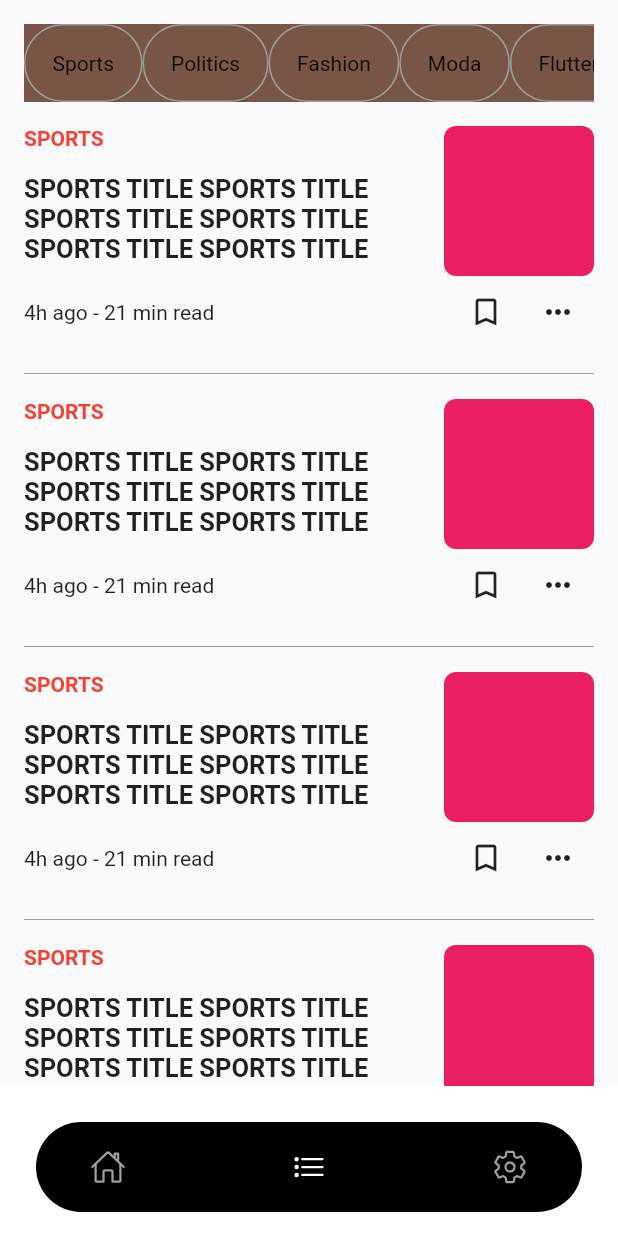
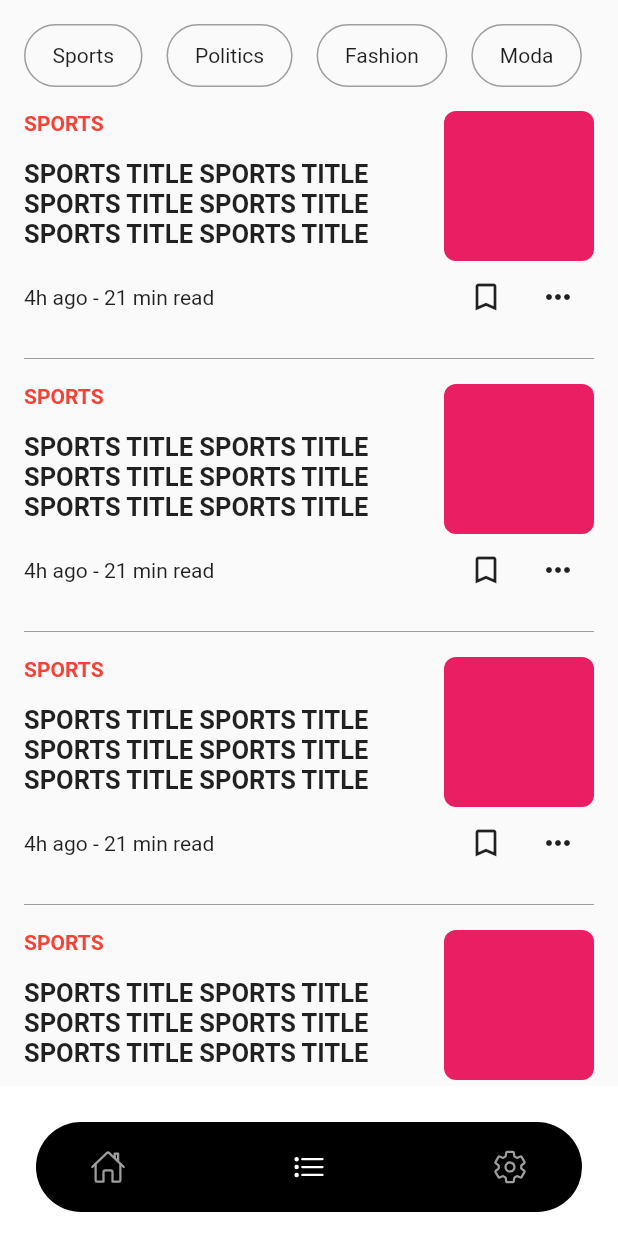
Before and after one commit to JAICHANGPARK/flutter_notebook_chapter_24, a Flutter app: the NewsAppMainPage screen opened directly, item 2 of the bottom bar chosen, on a phone screen of 412 x 824 dp. Run offline on Flutter 3.47's test engine with Material 2 defaults, Android fonts, the phone set to English and light mode, and no system bars; our stand-ins replace flutter_riverpod, freezed_annotation, ionicons, percent_indicator; missing offline and left inert: crypto_font_icons; network calls fail.

Commit message:
Update news_app_main_apge.dart

```diff
--- a/lib/ep1377_news_app/view/news_app_main_apge.dart
+++ b/lib/ep1377_news_app/view/news_app_main_apge.dart
@@ -234,21 +234,20 @@ class _NewsAppMainPageState extends State<NewsAppMainPage> {
                     child: Column(
                       children: [
                         Container(
-                          height: 52,
-                          color: Colors.brown,
+                          height: 42,
                           child: ListView.builder(
                             scrollDirection: Axis.horizontal,
                             itemCount: listMenuItems.length,
                             itemBuilder: (context, index) {
                               return Container(
-                                padding: EdgeInsets.symmetric(horizontal: 18, vertical: 12),
+                                margin: const EdgeInsets.only(right: 16),
+                                padding: const EdgeInsets.symmetric(horizontal: 18, vertical: 12),
                                 decoration: BoxDecoration(
                                   borderRadius: BorderRadius.circular(32),
                                   border: Border.all(
                                     color: Colors.grey,
                                   ),
                                 ),
-
                                 child: Center(
                                   child: Text("${listMenuItems[index]}"),
                                 ),
@@ -256,13 +255,13 @@ class _NewsAppMainPageState extends State<NewsAppMainPage> {
                             },
                           ),
                         ),
-                        SizedBox(
+                        const SizedBox(
                           height: 16,
                         ),
                         Expanded(
                           child: ListView.separated(
                             itemCount: 10,
-                            separatorBuilder: (context, _) => Divider(
+                            separatorBuilder: (context, _) => const Divider(
                               color: Colors.grey,
                               height: 34,
                             ),
@@ -279,15 +278,15 @@ class _NewsAppMainPageState extends State<NewsAppMainPage> {
                                           child: Column(
                                             crossAxisAlignment: CrossAxisAlignment.start,
                                             children: [
-                                              Text(
+                                              const Text(
                                                 "SPORTS",
                                                 style: TextStyle(
                                                   fontWeight: FontWeight.bold,
                                                   color: Colors.red,
                                                 ),
                                               ),
-                                              Padding(
-                                                padding: const EdgeInsets.fromLTRB(0, 16, 24, 0),
+                                              const Padding(
+                                                padding: EdgeInsets.fromLTRB(0, 16, 24, 0),
                                                 child: Text(
                                                   "SPORTS TITLE SPORTS TITLE SPORTS TITLE SPORTS TITLE SPORTS TITLE SPORTS TITLE ",
                                                   style: TextStyle(fontWeight: FontWeight.bold, fontSize: 17),
@@ -308,16 +307,16 @@ class _NewsAppMainPageState extends State<NewsAppMainPage> {
                                     ),
                                     Row(
                                       children: [
-                                        Text("4h ago - 21 min read"),
-                                        Spacer(),
+                                        const Text("4h ago - 21 min read"),
+                                        const Spacer(),
                                         IconButton(
                                             onPressed: () {},
-                                            icon: Icon(
+                                            icon: const Icon(
                                               Icons.bookmark_border,
                                             )),
                                         IconButton(
                                             onPressed: () {},
-                                            icon: Icon(
+                                            icon: const Icon(
                                               Icons.more_horiz,
                                             )),
                                       ],
```
